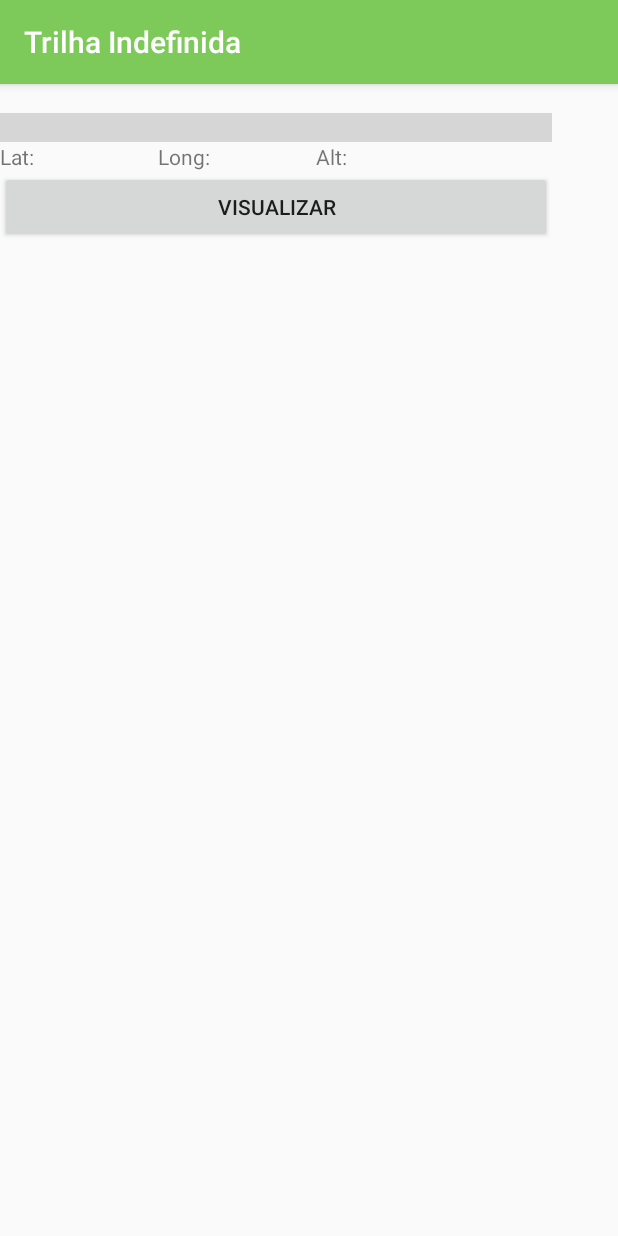
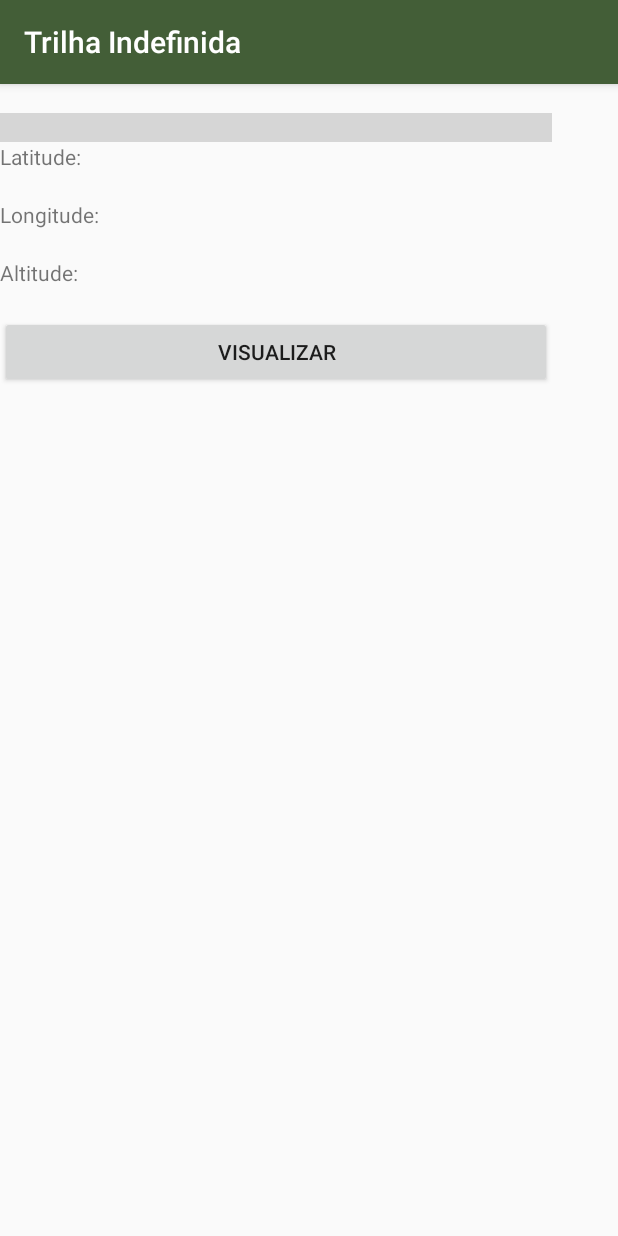
Before and after one commit to ivanknow/app-trilhas-interpretativas, an Android app: the MapActivity screen opened directly, with no data from a screen before it, on a phone screen of 412 x 824 dp. Run offline under Robolectric (Android 15) with nearby library versions, the phone set to English and light mode, and no system bars; grey boxes are pictures that could not be loaded.

Commit message:
layout page point

```diff
--- a/TrilhaInterpretativa/app/src/main/java/br/com/ufrpe/isantos/trilhainterpretativa/MapActivity.java
+++ b/TrilhaInterpretativa/app/src/main/java/br/com/ufrpe/isantos/trilhainterpretativa/MapActivity.java
@@ -13,6 +13,7 @@ import android.support.v4.app.ActivityCompat;
 import android.support.v7.app.AppCompatActivity;
 import android.util.Log;
 import android.view.View;
+import android.view.WindowManager;
 import android.widget.AdapterView;
 import android.widget.ArrayAdapter;
 import android.widget.EditText;
@@ -48,7 +49,7 @@ public class MapActivity extends AppCompatActivity
         GoogleApiClient.OnConnectionFailedListener,
         LocationListener {
 
-    double scala = 0.004;
+    double scala = 0.0005;
 
     ListView listPoints;
     ArrayList<Point> points;
@@ -78,7 +79,7 @@ public class MapActivity extends AppCompatActivity
     protected void onCreate(Bundle savedInstanceState) {
         super.onCreate(savedInstanceState);
         setContentView(R.layout.activity_map);
-
+        getWindow().addFlags(WindowManager.LayoutParams.FLAG_KEEP_SCREEN_ON);
 
         mGoogleApiClient = new GoogleApiClient
                 .Builder(this)
@@ -95,7 +96,7 @@ public class MapActivity extends AppCompatActivity
             public void onItemClick(AdapterView<?> parent, View view, int position, long id) {
                 Intent i = new Intent(MapActivity.this, PointActivity.class);
                 Toast.makeText(getApplicationContext(), points.get(position).getId()+":"+id, Toast.LENGTH_SHORT).show();
-                i.putExtra("pointid",points.get(position).getId());
+                i.putExtra("pointid",""+points.get(position).getId());
                 startActivity(i);
 
             }
--- a/TrilhaInterpretativa/app/src/main/res/layout/activity_map.xml
+++ b/TrilhaInterpretativa/app/src/main/res/layout/activity_map.xml
@@ -29,7 +29,7 @@
         <LinearLayout
             android:layout_width="match_parent"
             android:layout_height="wrap_content"
-            android:orientation="horizontal">
+            android:orientation="vertical">
 
             <TextView
                 android:id="@+id/lbLatitude"
@@ -72,11 +72,6 @@
                 android:layout_height="wrap_content"
                 android:layout_weight="1"
                 android:text="" />
-
-            <ListView
-                android:layout_width="match_parent"
-                android:layout_height="match_parent"
-                android:layout_weight="1" />
         </LinearLayout>
 
         <Button
--- a/TrilhaInterpretativa/app/src/main/res/values/colors.xml
+++ b/TrilhaInterpretativa/app/src/main/res/values/colors.xml
@@ -1,6 +1,6 @@
 <?xml version="1.0" encoding="utf-8"?>
 <resources>
-    <color name="colorPrimary">#7dca5a</color>
+    <color name="colorPrimary">#435e37</color>
     <color name="colorPrimaryDark">#204816</color>
-    <color name="colorAccent">#cf7b3b</color>
+    <color name="colorAccent">#5e3c23</color>
 </resources>
--- a/TrilhaInterpretativa/app/src/main/res/values/strings.xml
+++ b/TrilhaInterpretativa/app/src/main/res/values/strings.xml
@@ -19,9 +19,9 @@
     <string name="lastUpdateKey">lastUpdateKey</string>
     <string name="trailDesc">Seja bem vindo a trilha dois irmãos! essa trilha tem muitos km e possui desafios naturais</string>
     <string name="trailPoints">0 pontos registrados</string>
-    <string name="lblatitude">Lat:</string>
-    <string name="lbLongitude">Long:</string>
+    <string name="lblatitude">Latitude:</string>
+    <string name="lbLongitude">Longitude:</string>
     <string name="lbAcc">Aceleração</string>
-    <string name="lbAtt">Alt:</string>
+    <string name="lbAtt">Altitude:</string>
     <string name="btShowPoint">Visualizar</string>
 </resources>
```
Also changed, not shown: TrilhaInterpretativa/app/src/main/java/br/com/ufrpe/isantos/trilhainterpretativa/PointActivity.java (+9 -4 lines), TrilhaInterpretativa/app/src/main/res/layout/activity_point.xml (+12 -12 lines).
